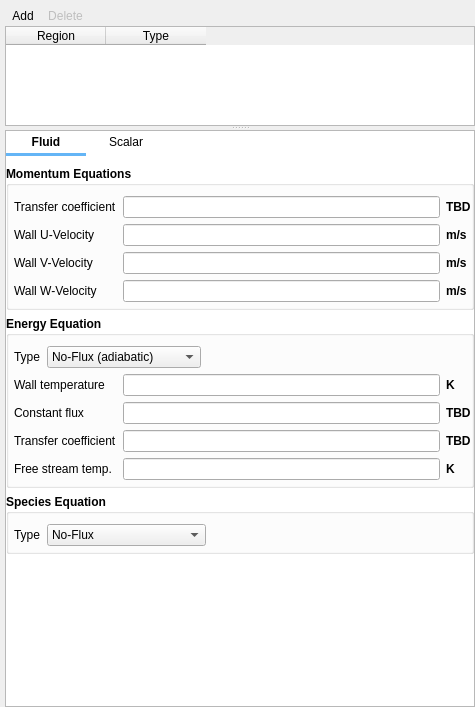
First picture: the form in gui/uifiles/boundary_conditions.ui, repository truongd8593/mfix, before the edit.
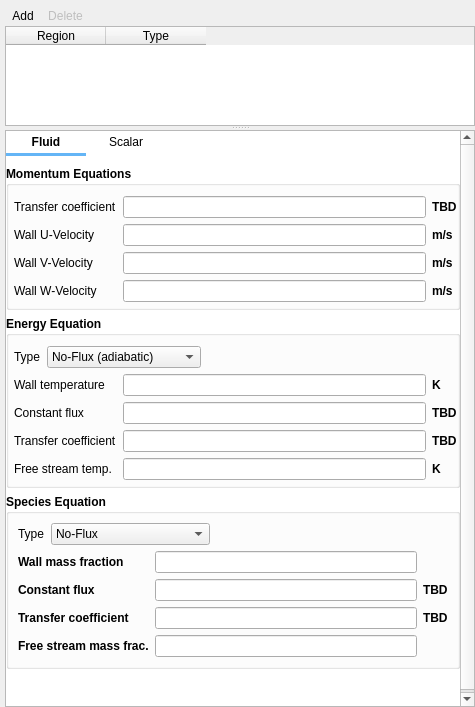
Second picture: the form after the edit. Custom widgets are drawn as their Qt base class.

Commit message: boundary_conditions: set_bcs_fluid_species_eq_type

Patch:
```diff
--- a/gui/uifiles/boundary_conditions.ui
+++ b/gui/uifiles/boundary_conditions.ui
@@ -160,9 +160,9 @@
        <property name="geometry">
         <rect>
          <x>0</x>
-         <y>0</y>
-         <width>466</width>
-         <height>569</height>
+         <y>-31</y>
+         <width>447</width>
+         <height>600</height>
         </rect>
        </property>
        <layout class="QGridLayout" name="gridLayout_4">
@@ -625,20 +625,8 @@
               <property name="flat">
                <bool>true</bool>
               </property>
-              <layout class="QVBoxLayout" name="verticalLayout_4">
-               <property name="leftMargin">
-                <number>5</number>
-               </property>
-               <property name="topMargin">
-                <number>10</number>
-               </property>
-               <property name="rightMargin">
-                <number>0</number>
-               </property>
-               <property name="bottomMargin">
-                <number>5</number>
-               </property>
-               <item>
+              <layout class="QGridLayout" name="gridLayout_7">
+               <item row="0" column="0" colspan="3">
                 <layout class="QHBoxLayout" name="horizontalLayout_3">
                  <item>
                   <widget class="QLabel" name="label">
@@ -701,6 +689,60 @@
                  </item>
                 </layout>
                </item>
+               <item row="1" column="0">
+                <widget class="QLabel" name="label_bc_xw_g">
+                 <property name="text">
+                  <string>Wall mass fraction</string>
+                 </property>
+                </widget>
+               </item>
+               <item row="2" column="0">
+                <widget class="QLabel" name="label_bc_c_x_g">
+                 <property name="text">
+                  <string>Constant flux</string>
+                 </property>
+                </widget>
+               </item>
+               <item row="2" column="1">
+                <widget class="LineEdit" name="lineedit_keyword_bc_c_x_g_args_BC"/>
+               </item>
+               <item row="2" column="2">
+                <widget class="QLabel" name="label_bc_c_x_g_units">
+                 <property name="text">
+                  <string>TBD</string>
+                 </property>
+                </widget>
+               </item>
+               <item row="3" column="0">
+                <widget class="QLabel" name="label_bc_hw_x_g">
+                 <property name="text">
+                  <string>Transfer coefficient</string>
+                 </property>
+                </widget>
+               </item>
+               <item row="3" column="1">
+                <widget class="LineEdit" name="lineedit_keyword_bc_hw_x_g_args_BC"/>
+               </item>
+               <item row="3" column="2">
+                <widget class="QLabel" name="label_bc_hw_x_g_units">
+                 <property name="text">
+                  <string>TBD</string>
+                 </property>
+                </widget>
+               </item>
+               <item row="4" column="0">
+                <widget class="QLabel" name="label_bc_xw_g_2">
+                 <property name="text">
+                  <string>Free stream mass frac.</string>
+                 </property>
+                </widget>
+               </item>
+               <item row="1" column="1">
+                <widget class="LineEdit" name="lineedit_keyword_bc_xw_g_args_BC"/>
+               </item>
+               <item row="4" column="1">
+                <widget class="LineEdit" name="lineedit_keyword_bc_xw_g_2_args_BC"/>
+               </item>
               </layout>
              </widget>
             </item>
```
The commit also changes 1 other file.
